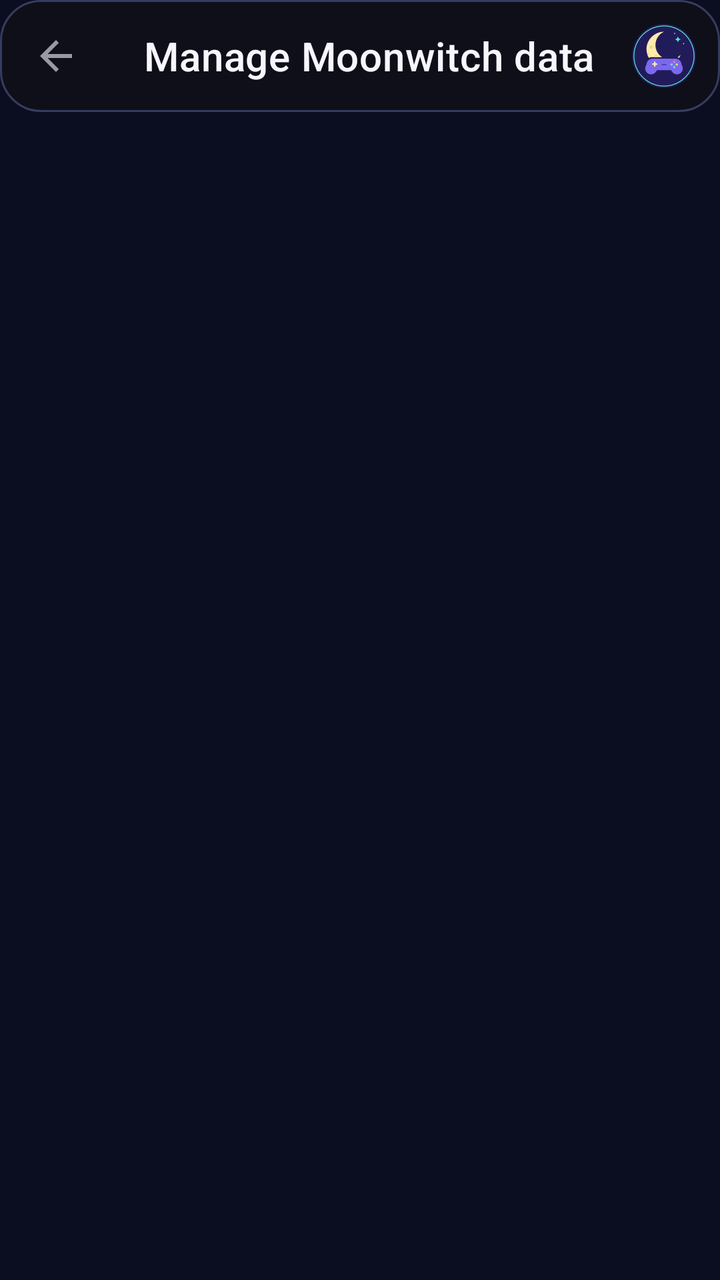
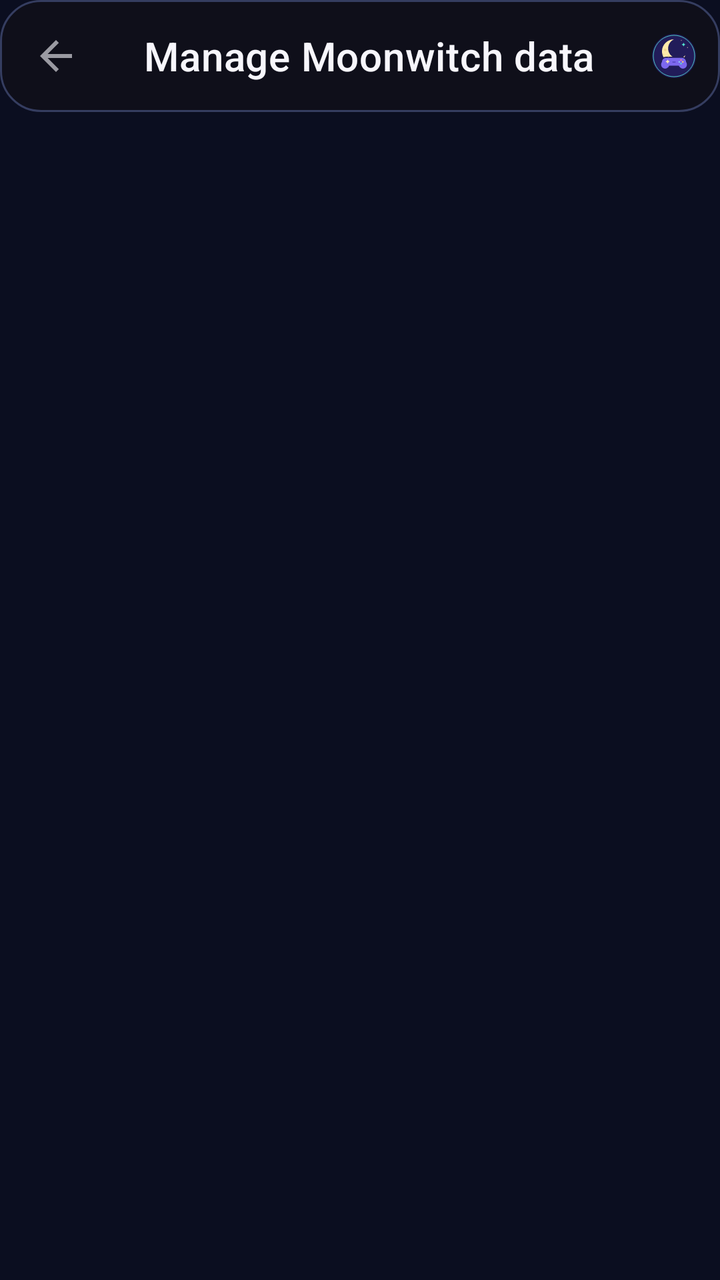

An Android layout rendered at two revisions. The XML below is the earlier revision; the diff shows what the commit changed to produce the second picture.
<!-- AndroidManifest.xml: fallback theme Theme.MaterialComponents.DayNight.NoActionBar -->
<!-- res/layout/fragment_installables.xml -->
<?xml version="1.0" encoding="utf-8"?>
<androidx.coordinatorlayout.widget.CoordinatorLayout xmlns:android="http://schemas.android.com/apk/res/android"
    xmlns:app="http://schemas.android.com/apk/res-auto"
    android:id="@+id/coordinator_licenses"
    android:layout_width="match_parent"
    android:layout_height="match_parent"
    android:background="@drawable/moonwitch_background">

    <com.google.android.material.appbar.AppBarLayout
        android:id="@+id/appbar_installables"
        style="@style/Widget.Eden.TransparentTopAppBarLayout"
        android:layout_width="match_parent"
        android:layout_height="wrap_content"
        android:fitsSystemWindows="true"
        android:touchscreenBlocksFocus="false">

        <com.google.android.material.appbar.MaterialToolbar
            android:id="@+id/toolbar_installables"
            style="@style/Widget.Eden.TransparentTopToolbar"
            android:layout_width="match_parent"
            android:layout_height="?attr/actionBarSize"
            android:touchscreenBlocksFocus="false"
            app:title="@string/manage_yuzu_data"
            app:navigationIcon="@drawable/ic_back" ><ImageView android:layout_width="32dp" android:layout_height="32dp" android:layout_gravity="end" android:layout_marginEnd="12dp" android:src="@drawable/ic_moonwitch_mark" android:importantForAccessibility="no"/></com.google.android.material.appbar.MaterialToolbar>

    </com.google.android.material.appbar.AppBarLayout>

    <androidx.recyclerview.widget.RecyclerView
        android:id="@+id/list_installables"
        android:layout_width="match_parent"
        android:layout_height="match_parent"
        android:clipToPadding="false"
        app:layout_behavior="@string/appbar_scrolling_view_behavior" />

</androidx.coordinatorlayout.widget.CoordinatorLayout>
<!-- resources referenced by this layout -->
<resources>
  <!-- drawable ic_back (drawable) -->
  <vector xmlns:android="http://schemas.android.com/apk/res/android"
      android:width="24dp"
      android:height="24dp"
      android:autoMirrored="true"
      android:viewportWidth="24"
      android:viewportHeight="24">
      <path
          android:fillColor="?attr/colorControlNormal"
          android:pathData="M20,11H7.83l5.59,-5.59L12,4l-8,8 8,8 1.41,-1.41L7.83,13H20v-2z" />
  </vector>
  <!-- drawable ic_moonwitch_mark: vector/xml drawable (drawable, 2291 chars, omitted) -->
  <!-- drawable moonwitch_background (drawable) -->
  <shape xmlns:android="http://schemas.android.com/apk/res/android"><solid android:color="@color/mw_reform_bg"/></shape>
  <string name="manage_yuzu_data">Manage Moonwitch data</string>
  <style name="Widget.Eden.TransparentTopAppBarLayout" parent="">
          <item name="android:background">@android:color/transparent</item>
          <item name="android:elevation">0dp</item>
          <item name="android:stateListAnimator">@null</item>
          <item name="elevation">0dp</item>
          <item name="liftOnScroll">false</item>
          <item name="statusBarForeground">@android:color/transparent</item>
      </style>
  <style name="Widget.Eden.TransparentTopToolbar" parent="">
          <item name="android:background">@drawable/mw_reformulation_toolbar_surface</item>
          <item name="android:elevation">0dp</item>
          <item name="backgroundTint">@android:color/transparent</item>
          <item name="titleTextColor">@color/mw_ui_text</item>
          <item name="subtitleTextColor">@color/mw_ui_text_2</item>
          <item name="navigationIconTint">@color/mw_ui_text</item>
      </style>
  <color name="mw_reform_bg">#0B0E20</color>
  <!-- drawable mw_reformulation_toolbar_surface (drawable) -->
  <?xml version="1.0" encoding="utf-8"?>
  <shape xmlns:android="http://schemas.android.com/apk/res/android" android:shape="rectangle"><solid android:color="#E610101A"/><corners android:radius="20dp"/><stroke android:width="1dp" android:color="@color/mw_ui_border"/></shape>
  <color name="mw_ui_text">#F7F6FC</color>
  <color name="mw_ui_text_2">#B7BED5</color>
  <color name="mw_ui_border">#353D60</color>
</resources>

<!-- the commit's change to res/layout/fragment_installables.xml (unified diff, before → after) -->
@@ -21,7 +21,7 @@
             android:layout_height="?attr/actionBarSize"
             android:touchscreenBlocksFocus="false"
             app:title="@string/manage_yuzu_data"
-            app:navigationIcon="@drawable/ic_back" ><ImageView android:layout_width="32dp" android:layout_height="32dp" android:layout_gravity="end" android:layout_marginEnd="12dp" android:src="@drawable/ic_moonwitch_mark" android:importantForAccessibility="no"/></com.google.android.material.appbar.MaterialToolbar>
+            app:navigationIcon="@drawable/ic_back" ><ImageView android:layout_width="22dp" android:layout_height="22dp" android:layout_gravity="end" android:layout_marginEnd="12dp" android:src="@drawable/ic_moonwitch_mark" android:importantForAccessibility="no"/></com.google.android.material.appbar.MaterialToolbar>
 
     </com.google.android.material.appbar.AppBarLayout>
 
